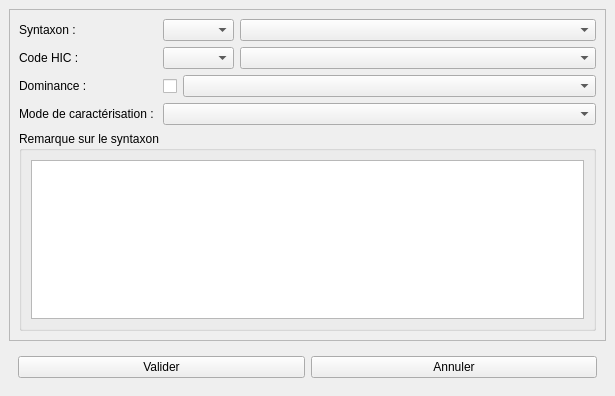
Old version of the form src/ui/form_syntaxon.ui in the repository IGNF/saisie_carhab.
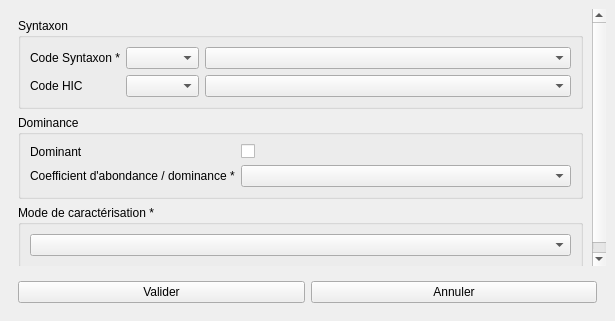
New version of the form.

```diff
--- a/src/ui/form_syntaxon.ui
+++ b/src/ui/form_syntaxon.ui
@@ -7,7 +7,7 @@
     <x>0</x>
     <y>0</y>
     <width>615</width>
-    <height>396</height>
+    <height>321</height>
    </rect>
   </property>
   <property name="windowTitle">
@@ -17,6 +17,9 @@
    <layout class="QVBoxLayout" name="verticalLayout">
     <item>
      <widget class="QScrollArea" name="scrollArea">
+      <property name="frameShape">
+       <enum>QFrame::NoFrame</enum>
+      </property>
       <property name="widgetResizable">
        <bool>true</bool>
       </property>
@@ -25,50 +28,18 @@
         <rect>
          <x>0</x>
          <y>0</y>
-         <width>595</width>
-         <height>307</height>
+         <width>597</width>
+         <height>234</height>
         </rect>
        </property>
-       <layout class="QFormLayout" name="formLayout">
-        <item row="0" column="0">
-         <widget class="QLabel" name="label_nom_sf">
-          <property name="text">
-           <string>Syntaxon :</string>
+       <layout class="QVBoxLayout" name="verticalLayout_2">
+        <item>
+         <widget class="QGroupBox" name="groupBox">
+          <property name="title">
+           <string>Syntaxon</string>
           </property>
-         </widget>
-        </item>
-        <item row="0" column="1">
-         <widget class="QWidget" name="widget_3" native="true">
-          <layout class="QHBoxLayout" name="horizontalLayout_3" stretch="1,5">
-           <property name="leftMargin">
-            <number>0</number>
-           </property>
-           <property name="topMargin">
-            <number>0</number>
-           </property>
-           <property name="rightMargin">
-            <number>0</number>
-           </property>
-           <property name="bottomMargin">
-            <number>0</number>
-           </property>
-           <item>
-            <widget class="QComboBox" name="cd_syntax">
-             <property name="sizePolicy">
-              <sizepolicy hsizetype="MinimumExpanding" vsizetype="Fixed">
-               <horstretch>0</horstretch>
-               <verstretch>0</verstretch>
-              </sizepolicy>
-             </property>
-             <property name="editable">
-              <bool>false</bool>
-             </property>
-             <property name="sizeAdjustPolicy">
-              <enum>QComboBox::AdjustToMinimumContentsLength</enum>
-             </property>
-            </widget>
-           </item>
-           <item>
+          <layout class="QGridLayout" name="gridLayout" columnstretch="1,1,5">
+           <item row="0" column="2">
             <widget class="QComboBox" name="lb_syntax">
              <property name="sizePolicy">
               <sizepolicy hsizetype="MinimumExpanding" vsizetype="Fixed">
@@ -84,32 +55,85 @@
              </property>
             </widget>
            </item>
+           <item row="2" column="1">
+            <widget class="QComboBox" name="code_hic">
+             <property name="sizePolicy">
+              <sizepolicy hsizetype="MinimumExpanding" vsizetype="Fixed">
+               <horstretch>0</horstretch>
+               <verstretch>0</verstretch>
+              </sizepolicy>
+             </property>
+             <property name="editable">
+              <bool>false</bool>
+             </property>
+             <property name="sizeAdjustPolicy">
+              <enum>QComboBox::AdjustToMinimumContentsLength</enum>
+             </property>
+            </widget>
+           </item>
+           <item row="2" column="0">
+            <widget class="QLabel" name="label_2">
+             <property name="text">
+              <string>Code HIC </string>
+             </property>
+            </widget>
+           </item>
+           <item row="0" column="1">
+            <widget class="QComboBox" name="cd_syntax">
+             <property name="sizePolicy">
+              <sizepolicy hsizetype="MinimumExpanding" vsizetype="Fixed">
+               <horstretch>0</horstretch>
+               <verstretch>0</verstretch>
+              </sizepolicy>
+             </property>
+             <property name="editable">
+              <bool>false</bool>
+             </property>
+             <property name="sizeAdjustPolicy">
+              <enum>QComboBox::AdjustToMinimumContentsLength</enum>
+             </property>
+            </widget>
+           </item>
+           <item row="0" column="0">
+            <widget class="QLabel" name="label_nom_sf">
+             <property name="text">
+              <string>Code Syntaxon *</string>
+             </property>
+            </widget>
+           </item>
+           <item row="2" column="2">
+            <widget class="QComboBox" name="label_hic">
+             <property name="sizePolicy">
+              <sizepolicy hsizetype="MinimumExpanding" vsizetype="Fixed">
+               <horstretch>0</horstretch>
+               <verstretch>0</verstretch>
+              </sizepolicy>
+             </property>
+             <property name="editable">
+              <bool>false</bool>
+             </property>
+             <property name="sizeAdjustPolicy">
+              <enum>QComboBox::AdjustToMinimumContentsLength</enum>
+             </property>
+            </widget>
+           </item>
           </layout>
          </widget>
         </item>
-        <item row="3" column="0">
-         <widget class="QLabel" name="label_9">
-          <property name="text">
-           <string>Dominance :</string>
+        <item>
+         <widget class="QGroupBox" name="groupBox_2">
+          <property name="title">
+           <string>Dominance</string>
           </property>
-         </widget>
-        </item>
-        <item row="3" column="1">
-         <widget class="QWidget" name="widget_4" native="true">
-          <layout class="QHBoxLayout" name="horizontalLayout_4" stretch="0,0">
-           <property name="leftMargin">
-            <number>0</number>
-           </property>
-           <property name="topMargin">
-            <number>0</number>
-           </property>
-           <property name="rightMargin">
-            <number>0</number>
-           </property>
-           <property name="bottomMargin">
-            <number>0</number>
-           </property>
-           <item>
+          <layout class="QFormLayout" name="formLayout_2">
+           <item row="0" column="0">
+            <widget class="QLabel" name="label_9">
+             <property name="text">
+              <string>Dominant</string>
+             </property>
+            </widget>
+           </item>
+           <item row="0" column="1">
             <widget class="QCheckBox" name="dominance">
              <property name="maximumSize">
               <size>
@@ -125,7 +149,14 @@
              </property>
             </widget>
            </item>
-           <item>
+           <item row="1" column="0">
+            <widget class="QLabel" name="label_10">
+             <property name="text">
+              <string>Coefficient d'abondance / dominance *</string>
+             </property>
+            </widget>
+           </item>
+           <item row="1" column="1">
             <widget class="QComboBox" name="abon_domin">
              <property name="sizePolicy">
               <sizepolicy hsizetype="MinimumExpanding" vsizetype="Fixed">
@@ -144,58 +175,14 @@
           </layout>
          </widget>
         </item>
-        <item row="5" column="0">
-         <widget class="QLabel" name="label_8">
-          <property name="text">
-           <string>Mode de caractérisation : </string>
-          </property>
-         </widget>
-        </item>
-        <item row="5" column="1">
-         <widget class="QComboBox" name="mode_carac">
-          <property name="sizePolicy">
-           <sizepolicy hsizetype="MinimumExpanding" vsizetype="Fixed">
-            <horstretch>0</horstretch>
-            <verstretch>0</verstretch>
-           </sizepolicy>
-          </property>
-          <property name="editable">
-           <bool>false</bool>
-          </property>
-          <property name="sizeAdjustPolicy">
-           <enum>QComboBox::AdjustToMinimumContentsLength</enum>
-          </property>
-         </widget>
-        </item>
-        <item row="6" column="0" colspan="2">
-         <widget class="QGroupBox" name="gb_rmq">
+        <item>
+         <widget class="QGroupBox" name="groupBox_3">
           <property name="title">
-           <string>Remarque sur le syntaxon</string>
+           <string>Mode de caractérisation *</string>
           </property>
           <layout class="QVBoxLayout" name="verticalLayout_3">
            <item>
-            <widget class="QTextEdit" name="remarque"/>
-           </item>
-          </layout>
-         </widget>
-        </item>
-        <item row="2" column="1">
-         <widget class="QWidget" name="widget_2" native="true">
-          <layout class="QHBoxLayout" name="horizontalLayout_2" stretch="1,5">
-           <property name="leftMargin">
-            <number>0</number>
-           </property>
-           <property name="topMargin">
-            <number>0</number>
-           </property>
-           <property name="rightMargin">
-            <number>0</number>
-           </property>
-           <property name="bottomMargin">
-            <number>0</number>
-           </property>
-           <item>
-            <widget class="QComboBox" name="code_hic">
+            <widget class="QComboBox" name="mode_carac">
              <property name="sizePolicy">
               <sizepolicy hsizetype="MinimumExpanding" vsizetype="Fixed">
                <horstretch>0</horstretch>
@@ -210,32 +197,9 @@
              </property>
             </widget>
            </item>
-           <item>
-            <widget class="QComboBox" name="label_hic">
-             <property name="sizePolicy">
-              <sizepolicy hsizetype="MinimumExpanding" vsizetype="Fixed">
-               <horstretch>0</horstretch>
-               <verstretch>0</verstretch>
-              </sizepolicy>
-             </property>
-             <property name="editable">
-              <bool>false</bool>
-             </property>
-             <property name="sizeAdjustPolicy">
-              <enum>QComboBox::AdjustToMinimumContentsLength</enum>
-             </property>
-            </widget>
-           </item>
           </layout>
          </widget>
         </item>
-        <item row="2" column="0">
-         <widget class="QLabel" name="label_2">
-          <property name="text">
-           <string>Code HIC : </string>
-          </property>
-         </widget>
-        </item>
        </layout>
       </widget>
      </widget>
```
Left out of the diff: 4 changed lines with no effect on the pictures.
